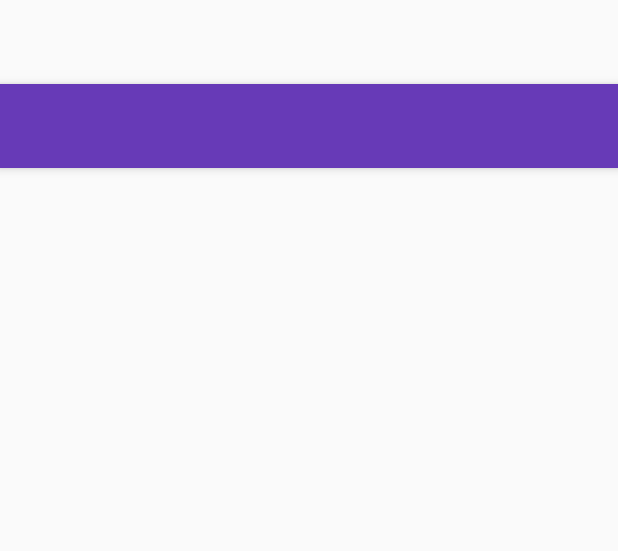
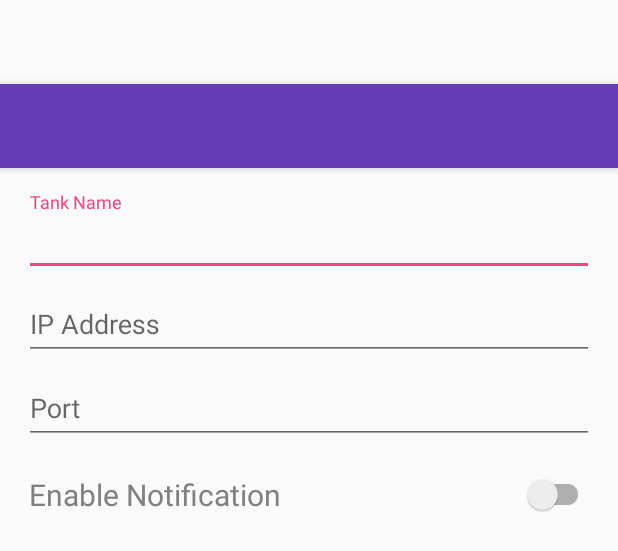
Before and after one commit to pranavshenoy/WaterMeter, an Android app: the layout activity_add_tank.xml on its own in the app's theme, with its tools: preview values and no code run, on a phone screen of 412 x 824 dp. Shown: the top 551 px of the screen. Run offline under Robolectric (Android 15) with nearby library versions, the light colour scheme and no system bars.

Commit message:
Added text field and swicth to add_tank(layout only).

```diff
--- a/app/src/main/res/layout/content_add_tank.xml
+++ b/app/src/main/res/layout/content_add_tank.xml
@@ -1,5 +1,5 @@
 <?xml version="1.0" encoding="utf-8"?>
-<RelativeLayout xmlns:android="http://schemas.android.com/apk/res/android"
+<LinearLayout xmlns:android="http://schemas.android.com/apk/res/android"
     xmlns:tools="http://schemas.android.com/tools"
     xmlns:app="http://schemas.android.com/apk/res-auto" android:layout_width="match_parent"
     android:layout_height="match_parent" android:paddingLeft="@dimen/activity_horizontal_margin"
@@ -7,6 +7,54 @@
     android:paddingTop="@dimen/activity_vertical_margin"
     android:paddingBottom="@dimen/activity_vertical_margin"
     app:layout_behavior="@string/appbar_scrolling_view_behavior"
+    android:orientation="vertical"
     tools:showIn="@layout/activity_add_tank" tools:context="com.slateandpencil.watermeter.add_tank">
+    <android.support.design.widget.TextInputLayout
+        android:id="@+id/input_tank_name"
+        android:layout_width="match_parent"
+        android:layout_height="wrap_content">
 
-</RelativeLayout>
+        <EditText
+            android:id="@+id/input_name"
+            android:layout_width="match_parent"
+            android:layout_height="wrap_content"
+            android:hint="@string/tank_name" />
+
+    </android.support.design.widget.TextInputLayout>
+    <android.support.design.widget.TextInputLayout
+        android:id="@+id/input_tank_ip"
+        android:layout_width="match_parent"
+        android:layout_height="wrap_content">
+
+        <EditText
+            android:id="@+id/input_ip"
+            android:layout_width="match_parent"
+            android:layout_height="wrap_content"
+            android:hint="@string/tank_ip" />
+
+    </android.support.design.widget.TextInputLayout>
+    <android.support.design.widget.TextInputLayout
+        android:id="@+id/input_tank_port"
+        android:layout_width="match_parent"
+        android:layout_height="wrap_content">
+
+        <EditText
+            android:id="@+id/input_port"
+            android:layout_width="match_parent"
+            android:layout_height="wrap_content"
+            android:hint="@string/tank_port" />
+
+    </android.support.design.widget.TextInputLayout>
+    <android.support.v7.widget.SwitchCompat
+        android:id="@+id/Switch"
+        android:layout_width="match_parent"
+        android:layout_height="wrap_content"
+        android:text="Enable Notification"
+        android:background="@android:color/transparent"
+        android:textSize="20dp"
+        android:paddingTop="20dp"
+        android:paddingBottom="20dp"
+        android:textColor="@android:color/tab_indicator_text"
+        android:paddingLeft="3dp"/>
+
+</LinearLayout>
--- a/app/src/main/res/layout/content_main.xml
+++ b/app/src/main/res/layout/content_main.xml
@@ -1,5 +1,5 @@
 <?xml version="1.0" encoding="utf-8"?>
-<RelativeLayout xmlns:android="http://schemas.android.com/apk/res/android"
+<LinearLayout xmlns:android="http://schemas.android.com/apk/res/android"
     xmlns:tools="http://schemas.android.com/tools"
     xmlns:app="http://schemas.android.com/apk/res-auto" android:layout_width="match_parent"
     android:layout_height="match_parent" android:paddingLeft="@dimen/activity_horizontal_margin"
@@ -9,4 +9,4 @@
     app:layout_behavior="@string/appbar_scrolling_view_behavior"
     tools:showIn="@layout/activity_main" tools:context=".MainActivity">
 
-</RelativeLayout>
+</LinearLayout>
--- a/app/src/main/res/values/strings.xml
+++ b/app/src/main/res/values/strings.xml
@@ -2,4 +2,7 @@
     <string name="app_name">WaterMeter</string>
     <string name="action_settings">Settings</string>
     <string name="title_activity_add_tank">Add Tank</string>
+    <string name="tank_name">Tank Name</string>
+    <string name="tank_ip">IP Address</string>
+    <string name="tank_port">Port</string>
 </resources>
```
Also changed, not shown: app/src/main/java/com/slateandpencil/watermeter/add_tank.java (+24 -3 lines), app/src/main/res/menu/toolbar_actions.xml (added, +14 -0 lines).
